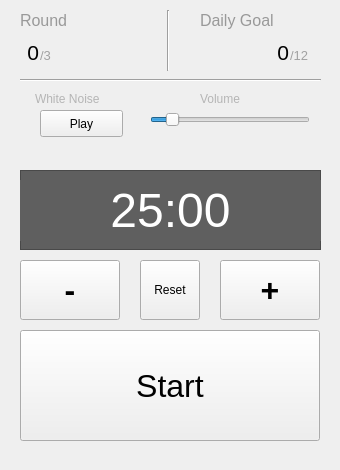
Old version of the form Pomodoro/pomodoro.ui in the repository einheitsvektor/CppND-Capstone-Pomodoro.
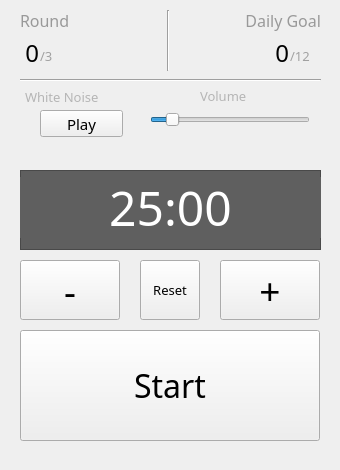
New version of the form.

Commit message: Changed font and alignment of text

The edit to the form file:
```diff
--- a/Pomodoro/pomodoro.ui
+++ b/Pomodoro/pomodoro.ui
@@ -45,7 +45,11 @@
      </rect>
     </property>
     <property name="font">
-     <font/>
+     <font>
+      <family>Source Code Pro</family>
+      <pointsize>10</pointsize>
+      <bold>false</bold>
+     </font>
     </property>
     <property name="toolTip">
      <string>&lt;html&gt;&lt;head/&gt;&lt;body&gt;&lt;p&gt;Skip current timer and reset to 25 minutes.&lt;/p&gt;&lt;/body&gt;&lt;/html&gt;</string>
@@ -65,8 +69,9 @@
     </property>
     <property name="font">
      <font>
-      <pointsize>24</pointsize>
-      <bold>true</bold>
+      <family>Source Code Pro</family>
+      <pointsize>28</pointsize>
+      <bold>false</bold>
      </font>
     </property>
     <property name="toolTip">
@@ -93,6 +98,7 @@
     </property>
     <property name="font">
      <font>
+      <family>Source Code Pro</family>
       <pointsize>24</pointsize>
       <bold>false</bold>
      </font>
@@ -115,8 +121,9 @@
     </property>
     <property name="font">
      <font>
-      <pointsize>24</pointsize>
-      <bold>true</bold>
+      <family>Source Code Pro</family>
+      <pointsize>28</pointsize>
+      <bold>false</bold>
      </font>
     </property>
     <property name="toolTip">
@@ -129,24 +136,31 @@
    <widget class="QLabel" name="label">
     <property name="geometry">
      <rect>
-      <x>200</x>
-      <y>10</y>
+      <x>190</x>
+      <y>0</y>
       <width>131</width>
-      <height>21</height>
+      <height>41</height>
      </rect>
     </property>
     <property name="font">
      <font>
+      <family>Source Code Pro</family>
       <pointsize>12</pointsize>
       <italic>false</italic>
      </font>
     </property>
+    <property name="layoutDirection">
+     <enum>Qt::LeftToRight</enum>
+    </property>
     <property name="styleSheet">
      <string notr="true">color: rgb(153, 153, 153);</string>
     </property>
     <property name="text">
      <string>Daily Goal</string>
     </property>
+    <property name="alignment">
+     <set>Qt::AlignRight|Qt::AlignTrailing|Qt::AlignVCenter</set>
+    </property>
    </widget>
    <widget class="QLabel" name="GoalDisplay">
     <property name="geometry">
@@ -159,7 +173,8 @@
     </property>
     <property name="font">
      <font>
-      <pointsize>16</pointsize>
+      <family>Source Code Pro</family>
+      <pointsize>18</pointsize>
      </font>
     </property>
     <property name="layoutDirection">
@@ -183,6 +198,7 @@
     </property>
     <property name="font">
      <font>
+      <family>Source Code Pro</family>
       <pointsize>10</pointsize>
      </font>
     </property>
@@ -197,13 +213,14 @@
     <property name="geometry">
      <rect>
       <x>20</x>
-      <y>10</y>
+      <y>0</y>
       <width>71</width>
-      <height>21</height>
+      <height>41</height>
      </rect>
     </property>
     <property name="font">
      <font>
+      <family>Source Code Pro</family>
       <pointsize>12</pointsize>
       <italic>false</italic>
      </font>
@@ -226,7 +243,8 @@
     </property>
     <property name="font">
      <font>
-      <pointsize>16</pointsize>
+      <family>Source Code Pro</family>
+      <pointsize>18</pointsize>
      </font>
     </property>
     <property name="layoutDirection">
@@ -250,6 +268,7 @@
     </property>
     <property name="font">
      <font>
+      <family>Source Code Pro</family>
       <pointsize>10</pointsize>
      </font>
     </property>
@@ -282,6 +301,13 @@
       <height>27</height>
      </rect>
     </property>
+    <property name="font">
+     <font>
+      <family>Source Code Pro</family>
+      <pointsize>11</pointsize>
+      <bold>false</bold>
+     </font>
+    </property>
     <property name="text">
      <string>Play</string>
     </property>
@@ -289,14 +315,17 @@
    <widget class="QLabel" name="label_3">
     <property name="geometry">
      <rect>
-      <x>35</x>
-      <y>90</y>
-      <width>101</width>
-      <height>18</height>
+      <x>25</x>
+      <y>87</y>
+      <width>121</width>
+      <height>20</height>
      </rect>
     </property>
     <property name="font">
-     <font/>
+     <font>
+      <family>Source Code Pro</family>
+      <pointsize>10</pointsize>
+     </font>
     </property>
     <property name="styleSheet">
      <string notr="true">color: rgb(181, 181, 181);</string>
@@ -350,13 +379,16 @@
     <property name="geometry">
      <rect>
       <x>200</x>
-      <y>90</y>
+      <y>87</y>
       <width>61</width>
       <height>18</height>
      </rect>
     </property>
     <property name="font">
-     <font/>
+     <font>
+      <family>Source Code Pro</family>
+      <pointsize>10</pointsize>
+     </font>
     </property>
     <property name="styleSheet">
      <string notr="true">color: rgb(181, 181, 181);</string>
@@ -387,13 +419,14 @@
      <property name="geometry">
       <rect>
        <x>0</x>
-       <y>10</y>
+       <y>7</y>
        <width>301</width>
        <height>61</height>
       </rect>
      </property>
      <property name="font">
       <font>
+       <family>Source Code Pro</family>
        <pointsize>36</pointsize>
        <bold>false</bold>
       </font>
```
